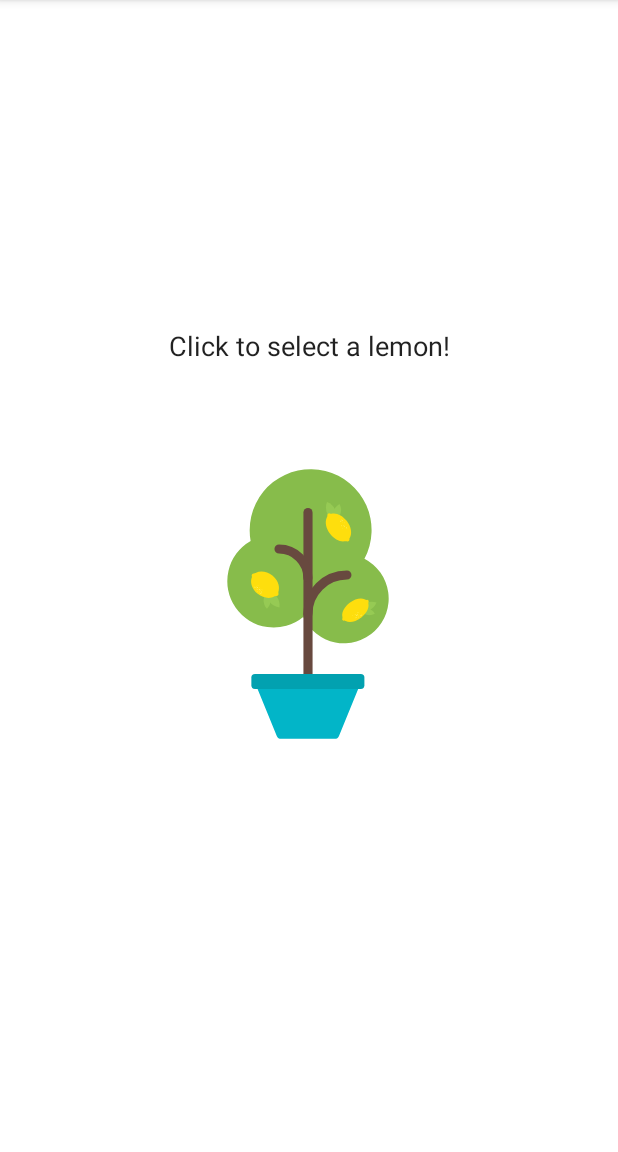
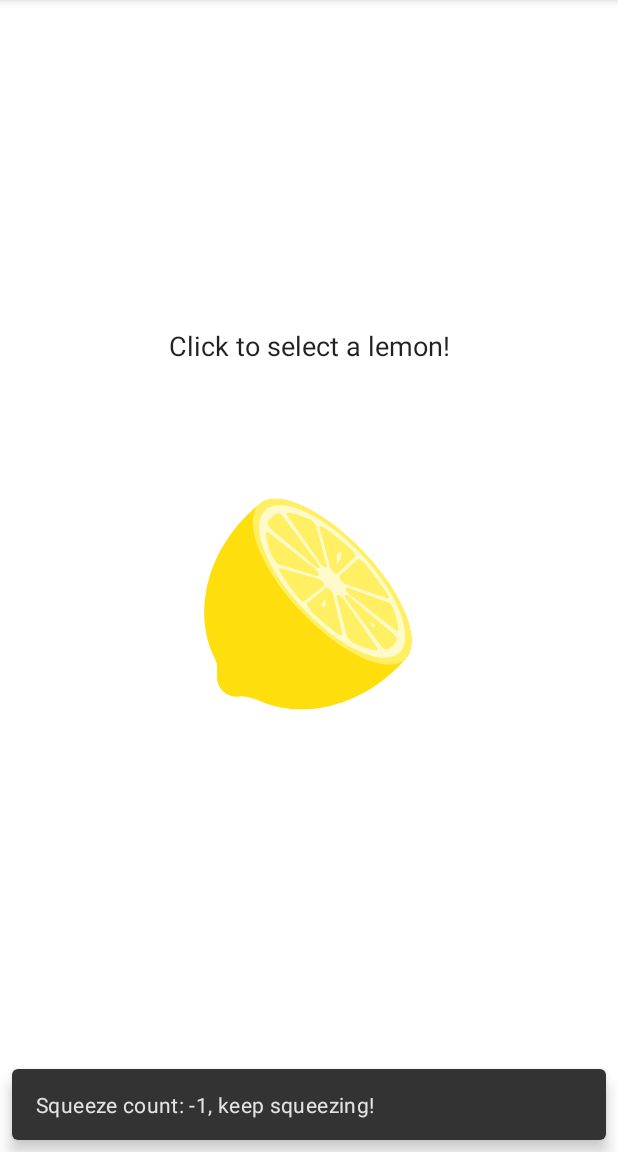
Before and after one commit to antozr/lemonade-kotlin-project, an Android app: the screen it shows after launch (MainActivity), after a tap on an icon or button, on a phone screen of 412 x 824 dp, the part 84-1236 px from its top. Run offline under Robolectric (Android 15) with nearby library versions, the phone set to English and light mode, and no system bars.

```diff
--- a/app/src/main/java/com/example/lemonade/MainActivity.kt
+++ b/app/src/main/java/com/example/lemonade/MainActivity.kt
@@ -56,9 +56,9 @@ class MainActivity : AppCompatActivity() {
         super.onCreate(savedInstanceState)
         setContentView(R.layout.activity_main)
         val lemonImg :ImageView = findViewById(R.id.image_lemon_state)
-        lemonImg.setImageResource(R.drawable.lemon_tree)
-        lemonImg.setOnClickListener{clickLemonImage()}
-
+        //lemonImg.setImageResource(R.drawable.lemon_tree)
+        //lemonImg.setOnClickListener{clickLemonImage()}
+        clickLemonImage()
         // === DO NOT ALTER THE CODE IN THE FOLLOWING IF STATEMENT ===
         if (savedInstanceState != null) {
             lemonadeState = savedInstanceState.getString(LEMONADE_STATE, "select")
@@ -71,10 +71,12 @@ class MainActivity : AppCompatActivity() {
         setViewElements()
         lemonImage!!.setOnClickListener {
             // TODO: call the method that handles the state when the image is clicked
+            clickLemonImage()
         }
         lemonImage!!.setOnLongClickListener {
             // TODO: replace 'false' with a call to the function that shows the squeeze count
             false
+            showSnackbar()
         }
     }
 
@@ -95,10 +97,29 @@ class MainActivity : AppCompatActivity() {
      * This method determines the state and proceeds with the correct action.
      */
     private fun clickLemonImage() {
-        //val lemonImg :ImageView = findViewById(R.id.image_lemon_state)
+        val lemonImg :ImageView = findViewById(R.id.image_lemon_state)
         Log.v("LEMON","This is the lemon")
-        showSnackbar()
 
+
+
+        if (lemonadeState == "select") {
+            lemonImg.setImageResource(R.drawable.lemon_tree)
+            lemonadeState = SQUEEZE
+
+        }else if (lemonadeState == "squeeze"){
+            lemonImg.setImageResource(R.drawable.lemon_squeeze)
+            showSnackbar()
+            lemonadeState = DRINK
+        }else if (lemonadeState == "drink"){
+            lemonImg.setImageResource(R.drawable.lemon_drink)
+            lemonadeState = RESTART
+        }else if (lemonadeState == "restart"){
+            lemonImg.setImageResource(R.drawable.lemon_restart)
+            lemonadeState = SELECT
+        }else{
+            lemonImg.setImageResource(R.drawable.lemon_tree)
+            lemonadeState = SQUEEZE
+        }
         // TODO: use a conditional statement like 'if' or 'when' to track the lemonadeState
         //  when the image is clicked we may need to change state to the next step in the
         //  lemonade making progression (or at least make some changes to the current state in the
```
